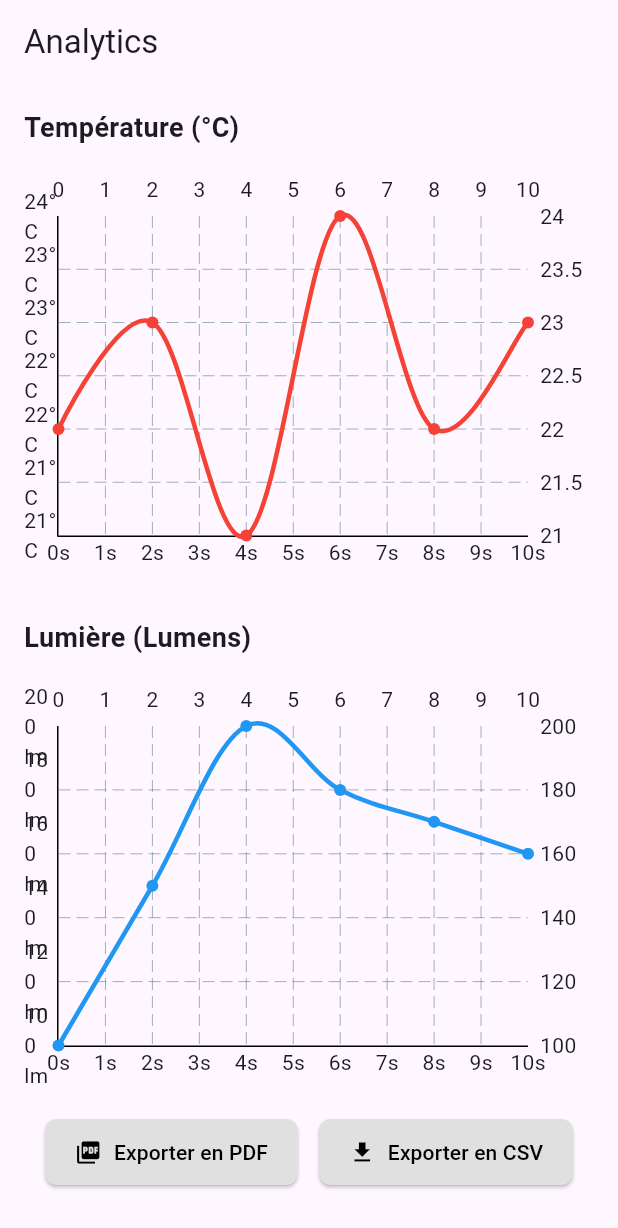
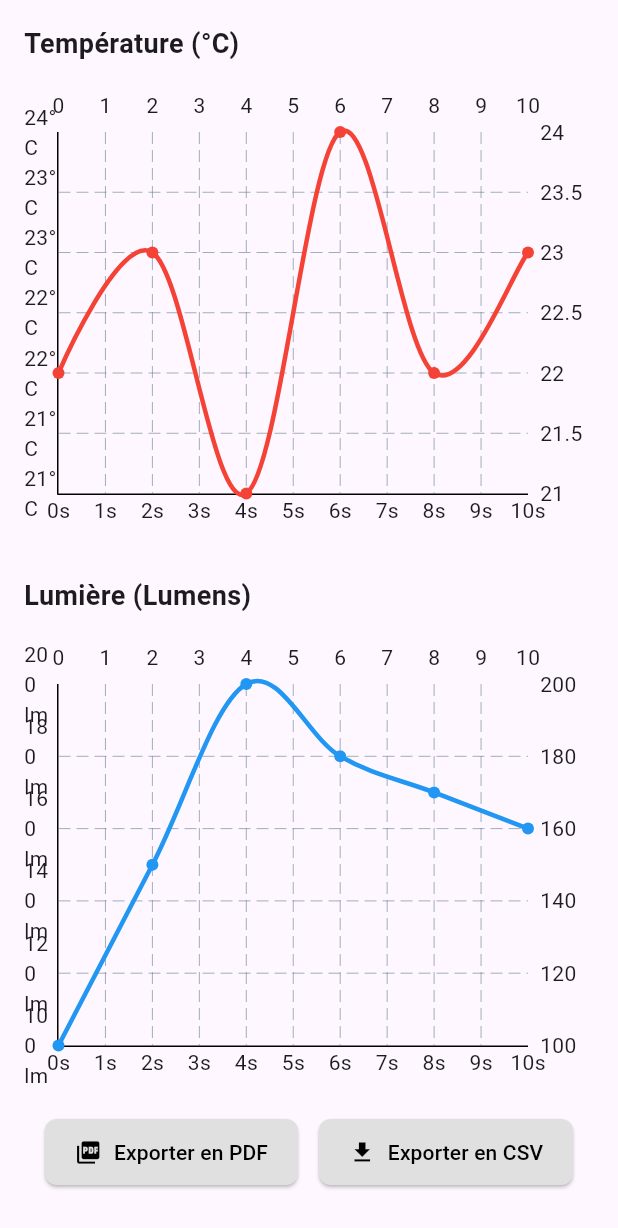
Before and after one commit to enzo-viguier/ESP32_Application, a Flutter app: the Analytics screen opened directly, on a phone screen of 412 x 824 dp. Shown: the top 1228 px of the screen. Run offline on Flutter 3.47's test engine with Material 3 defaults, Android fonts, the phone set to English and light mode, and no system bars; drawn by our look-alikes of fl_chart; our stand-ins replace audioplayers, csv, firebase_core, google_fonts, internet_connection_checker_plus, logger and 3 more; missing offline and left inert: dart:ffi, flex_color_picker; accounts and stored records are empty.

Commit message:
AppBar retiré (il faisait doublon)

```diff
--- a/lib/screens/Analytics.dart
+++ b/lib/screens/Analytics.dart
@@ -39,9 +39,6 @@ class _AnalyticsState extends State<Analytics> {
   @override
   Widget build(BuildContext context) {
     return Scaffold(
-      appBar: AppBar(
-        title: const Text('Analytics'),
-      ),
       body: Padding(
         padding: const EdgeInsets.all(16.0),
         child: Column(
```
